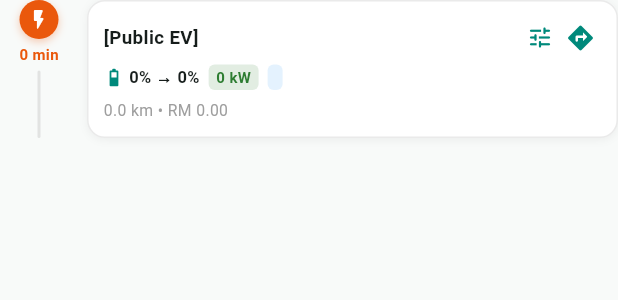
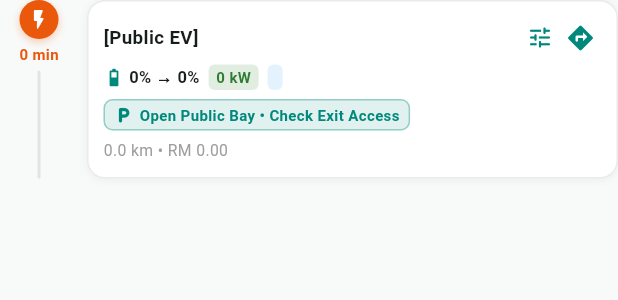
Before and after one commit to ariff-dev04/chargetrail-v2, a Flutter app: the ChargingStopTile widget shown alone on an empty page, opened directly with empty values, on a phone screen of 412 x 824 dp. Shown: the top 300 px of the screen. Run offline on Flutter 3.47's test engine with Material 3 defaults, Android fonts, the phone set to English and light mode, and no system bars; our stand-ins replace dio, flutter_map, flutter_riverpod, geolocator, latlong2, shared_preferences; accounts and stored records are empty; network calls fail.

Commit message:
feat(routing-ui): add Toll-Exit Paid/Mall Parking vs Direct Highway R&R advisory badges to stop tiles (M9.4B)

```diff
--- a/frontend/lib/features/routing/presentation/widgets/charging_stop_tile.dart
+++ b/frontend/lib/features/routing/presentation/widgets/charging_stop_tile.dart
@@ -1,6 +1,7 @@
 import 'package:flutter/material.dart';
 import 'package:flutter_riverpod/flutter_riverpod.dart';
 import '../../../../core/theme/app_theme.dart';
+import '../../../stations/domain/station_model.dart';
 import '../../../stations/presentation/widgets/operator_marker_badge.dart';
 import '../../../stations/presentation/widgets/station_detail_sheet.dart';
 import '../../domain/route_models.dart';
@@ -123,7 +124,7 @@ class ChargingStopTile extends ConsumerWidget {
                     ),
                     const SizedBox(height: 4),
 
-                    // Subtitle row: SoC progress, kW badge, access badge
+                    // Subtitle row: SoC progress, kW badge, parking badge
                     Wrap(
                       spacing: 6,
                       runSpacing: 4,
@@ -167,6 +168,10 @@ class ChargingStopTile extends ConsumerWidget {
                     ),
                     const SizedBox(height: 6),
 
+                    // Access & Toll-Exit Advisory Chip
+                    _buildAccessAdvisoryChip(stop.station, isDark),
+                    const SizedBox(height: 6),
+
                     Row(
                       mainAxisAlignment: MainAxisAlignment.spaceBetween,
                       children: [
@@ -194,12 +199,54 @@ class ChargingStopTile extends ConsumerWidget {
     );
   }
 
+  Widget _buildAccessAdvisoryChip(ChargingStation station, bool isDark) {
+    final name = station.name.toLowerCase();
+    final op = (station.operatorName ?? '').toLowerCase();
+    final isTesla = name.contains('tesla') || name.contains('supercharger') || op.contains('tesla');
+    final pLevel = (station.parkingLevel ?? '').toLowerCase();
+    final isIndoorOrMall = pLevel.contains('multi-storey') || pLevel.contains('indoor') || pLevel.contains('carpark') || name.contains('mall') || name.contains('outlet');
+    final isRnR = pLevel.contains('highway r&r') || name.contains('r&r') || name.contains('rsa');
+
+    final Color bgColor;
+    final Color fgColor;
+    final IconData icon;
+    final String label;
+
+    if (isTesla || isIndoorOrMall) {
+      bgColor = isTesla ? const Color(0xFFDC2626).withValues(alpha: 0.12) : Colors.amber.withValues(alpha: 0.15);
+      fgColor = isTesla ? const Color(0xFFDC2626) : (isDark ? Colors.amber[300]! : Colors.amber[900]!);
+      icon = Icons.alt_route_rounded;
+      label = isTesla ? 'Tesla Supercharger • Exit Highway / Mall Parking' : 'Toll Exit Detour • Mall / Paid Parking';
+    } else if (isRnR) {
+      bgColor = AppTheme.successGreen.withValues(alpha: 0.14);
+      fgColor = AppTheme.successGreen;
+      icon = Icons.add_road_rounded;
+      label = 'Direct Highway R&R • Easy Access';
+    } else {
+      bgColor = AppTheme.primaryTeal.withValues(alpha: 0.12);
+      fgColor = AppTheme.primaryTeal;
+      icon = Icons.local_parking_rounded;
+      label = 'Open Public Bay • Check Exit Access';
+    }
+
+    return Container(
+      padding: const EdgeInsets.symmetric(horizontal: 6, vertical: 2.5),
+      decoration: BoxDecoration(color: bgColor, borderRadius: BorderRadius.circular(6), border: Border.all(color: fgColor.withValues(alpha: 0.35))),
+      child: Row(
+        mainAxisSize: MainAxisSize.min,
+        children: [
+          Icon(icon, size: 13, color: fgColor),
+          const SizedBox(width: 4),
+          Flexible(child: Text(label, style: TextStyle(fontSize: 10, fontWeight: FontWeight.w600, color: fgColor), maxLines: 1, overflow: TextOverflow.ellipsis)),
+        ],
+      ),
+    );
+  }
+
   void _showVicinitySwapSheet(BuildContext context, WidgetRef ref) {
     showModalBottomSheet<void>(
       context: context,
-      shape: const RoundedRectangleBorder(
-        borderRadius: BorderRadius.vertical(top: Radius.circular(16)),
-      ),
+      shape: const RoundedRectangleBorder(borderRadius: BorderRadius.vertical(top: Radius.circular(16))),
       builder: (ctx) {
         return SafeArea(
           child: Padding(
@@ -212,22 +259,11 @@ class ChargingStopTile extends ConsumerWidget {
                   children: [
                     const Icon(Icons.alt_route, color: AppTheme.primaryTeal, size: 20),
                     const SizedBox(width: 8),
-                    const Expanded(
-                      child: Text(
-                        'Vicinity Chargers Along Corridor',
-                        style: TextStyle(fontSize: 14, fontWeight: FontWeight.bold),
-                      ),
-                    ),
-                    IconButton(
-                      icon: const Icon(Icons.close, size: 18),
-                      onPressed: () => Navigator.pop(ctx),
-                    ),
+                    const Expanded(child: Text('Vicinity Chargers Along Corridor', style: TextStyle(fontSize: 14, fontWeight: FontWeight.bold))),
+                    IconButton(icon: const Icon(Icons.close, size: 18), onPressed: () => Navigator.pop(ctx)),
                   ],
                 ),
-                Text(
-                  'Current stop #${stopIndex + 1}: ${stop.station.name}',
-                  style: const TextStyle(fontSize: 11, color: Colors.grey),
-                ),
+                Text('Current stop #${stopIndex + 1}: ${stop.station.name}', style: const TextStyle(fontSize: 11, color: Colors.grey)),
                 const Divider(height: 16),
                 Flexible(
                   child: ListView.separated(
@@ -244,27 +280,13 @@ class ChargingStopTile extends ConsumerWidget {
                           backgroundColor: AppTheme.primaryTeal.withValues(alpha: 0.15),
                           child: const Icon(Icons.ev_station, color: AppTheme.primaryTeal, size: 18),
                         ),
-                        title: Text(
-                          alt.name,
-                          style: const TextStyle(fontSize: 12, fontWeight: FontWeight.bold),
-                        ),
-                        subtitle: Text(
-                          '${alt.operatorName} • ${alt.maxPowerKw.toInt()} kW • ${alt.city}\n${alt.parkingLevel}',
-                          style: const TextStyle(fontSize: 10),
-                          maxLines: 2,
-                        ),
+                        title: Text(alt.name, style: const TextStyle(fontSize: 12, fontWeight: FontWeight.bold)),
+                        subtitle: Text('${alt.operatorName} • ${alt.maxPowerKw.toInt()} kW • ${alt.city}\n${alt.parkingLevel}', style: const TextStyle(fontSize: 10), maxLines: 2),
                         trailing: ElevatedButton(
                           key: Key('prioritize_stop_${alt.id}'),
-                          style: ElevatedButton.styleFrom(
-                            backgroundColor: AppTheme.primaryTeal,
-                            foregroundColor: Colors.white,
-                            padding: const EdgeInsets.symmetric(horizontal: 10, vertical: 6),
-                            minimumSize: const Size(80, 30),
-                          ),
+                          style: ElevatedButton.styleFrom(backgroundColor: AppTheme.primaryTeal, foregroundColor: Colors.white, padding: const EdgeInsets.symmetric(horizontal: 10, vertical: 6), minimumSize: const Size(80, 30)),
                           onPressed: () {
-                            ref
-                                .read(routeControllerProvider.notifier)
-                                .swapStopStation(stopIndex, alt);
+                            ref.read(routeControllerProvider.notifier).swapStopStation(stopIndex, alt);
                             Navigator.pop(ctx);
                           },
                           child: const Text('Prioritize Stop', style: TextStyle(fontSize: 11)),
```
